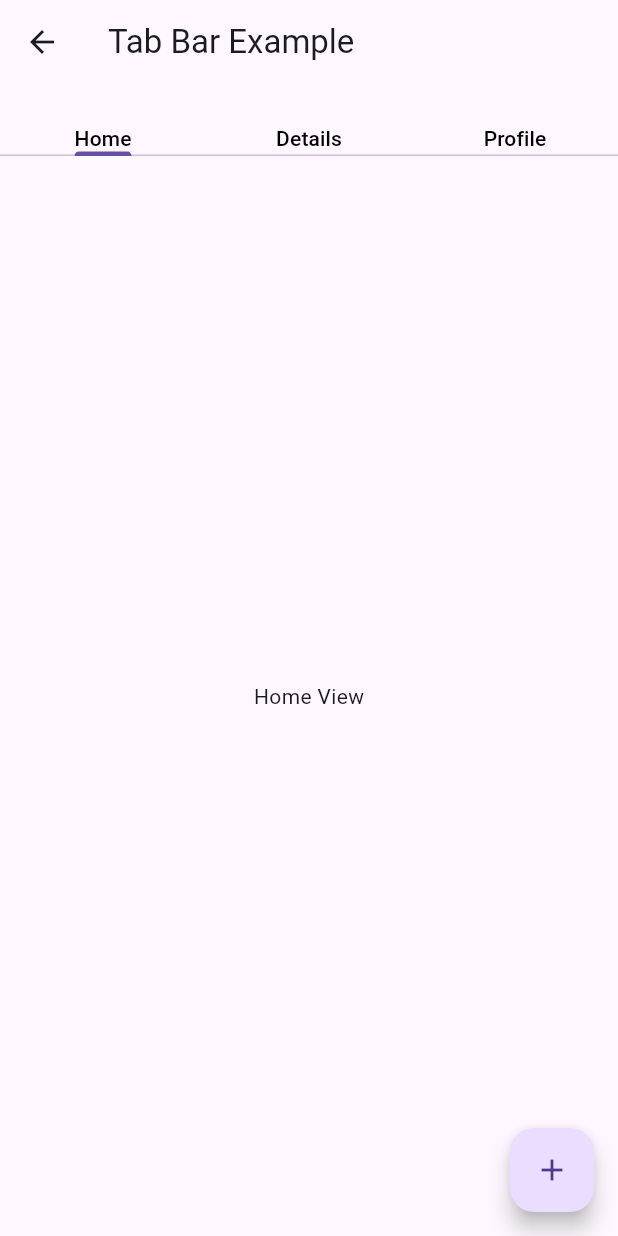
After one commit to Cavin6080/Flutter-Hooks, a Flutter app: the screen it shows after launch, after a tap on "TabBar Example", on a phone screen of 412 x 824 dp. The commit adds this screen. Run offline on Flutter 3.47's test engine with Material 2 defaults, Android fonts, the phone set to English and light mode, and no system bars; our stand-ins replace flutter_hooks.

Commit message:
[ADD] Future example, counter example, hook builder example, simple animation example, tabbar example, text input example

```diff
--- /dev/null
+++ b/lib/examples/tabbar_example.dart
@@ -0,0 +1,51 @@
+import 'package:flutter/material.dart';
+import 'package:flutter_hooks/flutter_hooks.dart';
+
+class TabBarExample extends HookWidget {
+  const TabBarExample({super.key});
+
+  @override
+  Widget build(BuildContext context) {
+    final tabController = useTabController(initialLength: 3);
+    return Scaffold(
+      appBar: AppBar(
+        title: const Text("Tab Bar Example"),
+        bottom: TabBar(
+          controller: tabController,
+          tabs: const [
+            Text(
+              "Home",
+              style: TextStyle(
+                color: Colors.black,
+              ),
+            ),
+            Text(
+              "Details",
+              style: TextStyle(
+                color: Colors.black,
+              ),
+            ),
+            Text(
+              "Profile",
+              style: TextStyle(
+                color: Colors.black,
+              ),
+            ),
+          ],
+        ),
+      ),
+      body: TabBarView(
+        controller: tabController,
+        children: const [
+          Center(child: Text("Home View")),
+          Center(child: Text("Details View")),
+          Center(child: Text("Profile View")),
+        ],
+      ),
+      floatingActionButton: FloatingActionButton(
+        onPressed: () => tabController.index < 2 ? tabController.index++ : null,
+        child: const Icon(Icons.add),
+      ),
+    );
+  }
+}
--- a/lib/screens/home_screen.dart
+++ b/lib/screens/home_screen.dart
@@ -1,10 +1,11 @@
-import 'dart:developer';
-
 import 'package:flutter/material.dart';
-import 'package:flutter_hooks/flutter_hooks.dart';
+import 'package:flutter_hooks_demo/examples/advanced_animation_example.dart';
+import 'package:flutter_hooks_demo/examples/future_example/future_example.dart';
+import 'package:flutter_hooks_demo/examples/simple_animation_example.dart';
 import 'package:flutter_hooks_demo/examples/counter_example.dart';
-import 'package:flutter_hooks_demo/screens/animation_with_hooks.dart';
-import 'package:flutter_hooks_demo/screens/simple_animation.dart';
+import 'package:flutter_hooks_demo/examples/hook_builder_example.dart';
+import 'package:flutter_hooks_demo/examples/tabbar_example.dart';
+import 'package:flutter_hooks_demo/examples/text_input_example.dart';
 
 class HomeScreen extends StatelessWidget {
   const HomeScreen({super.key});
@@ -23,7 +24,61 @@ class HomeScreen extends StatelessWidget {
                   builder: (context) => const CounterExample(),
                 ),
               ),
-              child: const Text('Counter Example'),
+              child: const Text('Counter example'),
+            ),
+            ElevatedButton(
+              onPressed: () => Navigator.push(
+                context,
+                MaterialPageRoute(
+                  builder: (context) => const TextInputExample(),
+                ),
+              ),
+              child: const Text('Text Input Example'),
+            ),
+            ElevatedButton(
+              onPressed: () => Navigator.push(
+                context,
+                MaterialPageRoute(
+                  builder: (context) => const TabBarExample(),
+                ),
+              ),
+              child: const Text('TabBar Example'),
+            ),
+            ElevatedButton(
+              onPressed: () => Navigator.push(
+                context,
+                MaterialPageRoute(
+                  builder: (context) => const HookBuilderExample(),
+                ),
+              ),
+              child: const Text('Hook Builder Example'),
+            ),
+            ElevatedButton(
+              onPressed: () => Navigator.push(
+                context,
+                MaterialPageRoute(
+                  builder: (context) => const SimpleAnimationExample(),
+                ),
+              ),
+              child: const Text('Animation Example'),
+            ),
+            ElevatedButton(
+              onPressed: () => Navigator.push(
+                context,
+                MaterialPageRoute(
+                  builder: (context) => const FutureExample(),
+                ),
+              ),
+              child: const Text('Future Example'),
+            ),
+            ElevatedButton(
+              onPressed: () => Navigator.push(
+                context,
+                MaterialPageRoute(
+                  builder: (context) => const AdvancedAnimationExample(),
+                ),
+              ),
+              child: const Text('Advanced animation Example'),
             ),
           ],
         ),
```
Also changed, not shown: lib/examples/advanced_animation_example.dart (added, +70 -0 lines), lib/examples/counter_example.dart (+8 -2 lines), lib/examples/future_example/api.dart (added, +15 -0 lines), lib/examples/future_example/future_example.dart (added, +59 -0 lines), lib/examples/future_example/user_model.dart (added, +8 -0 lines), lib/examples/hook_builder_example.dart (added, +36 -0 lines), lib/examples/simple_animation_example.dart (added, +35 -0 lines), lib/examples/text_input_example.dart (added, +48 -0 lines).
